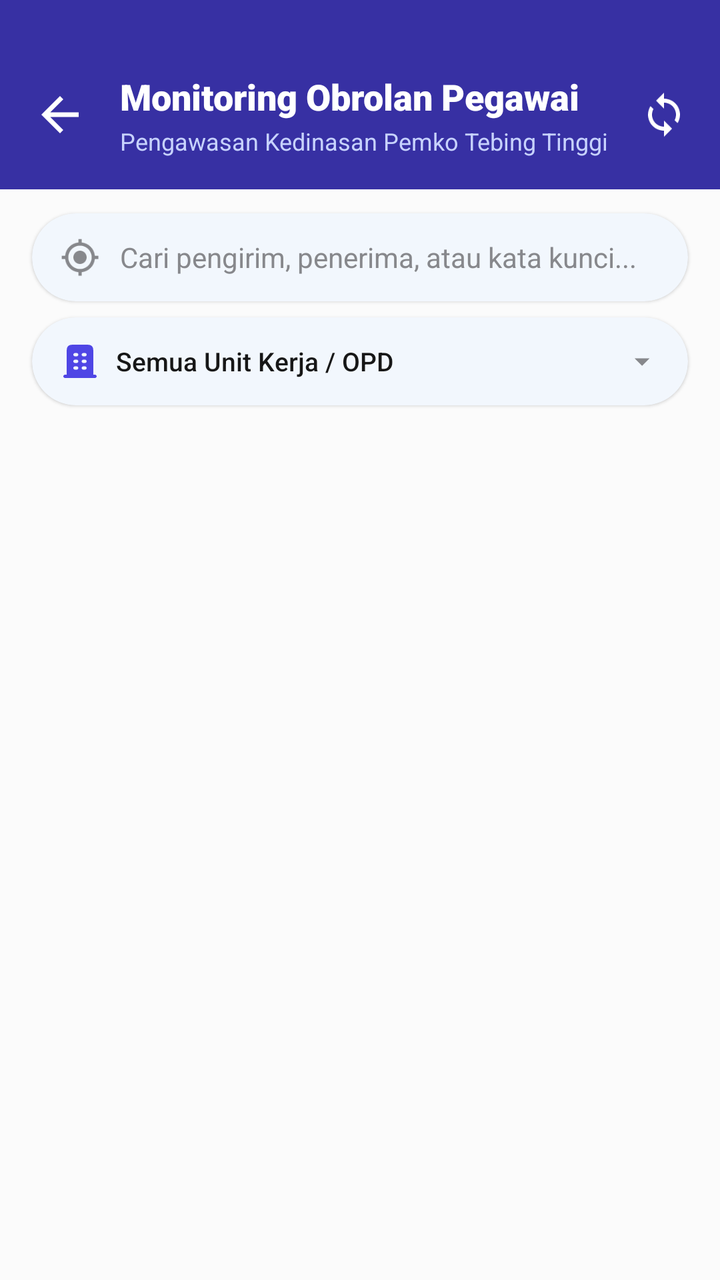
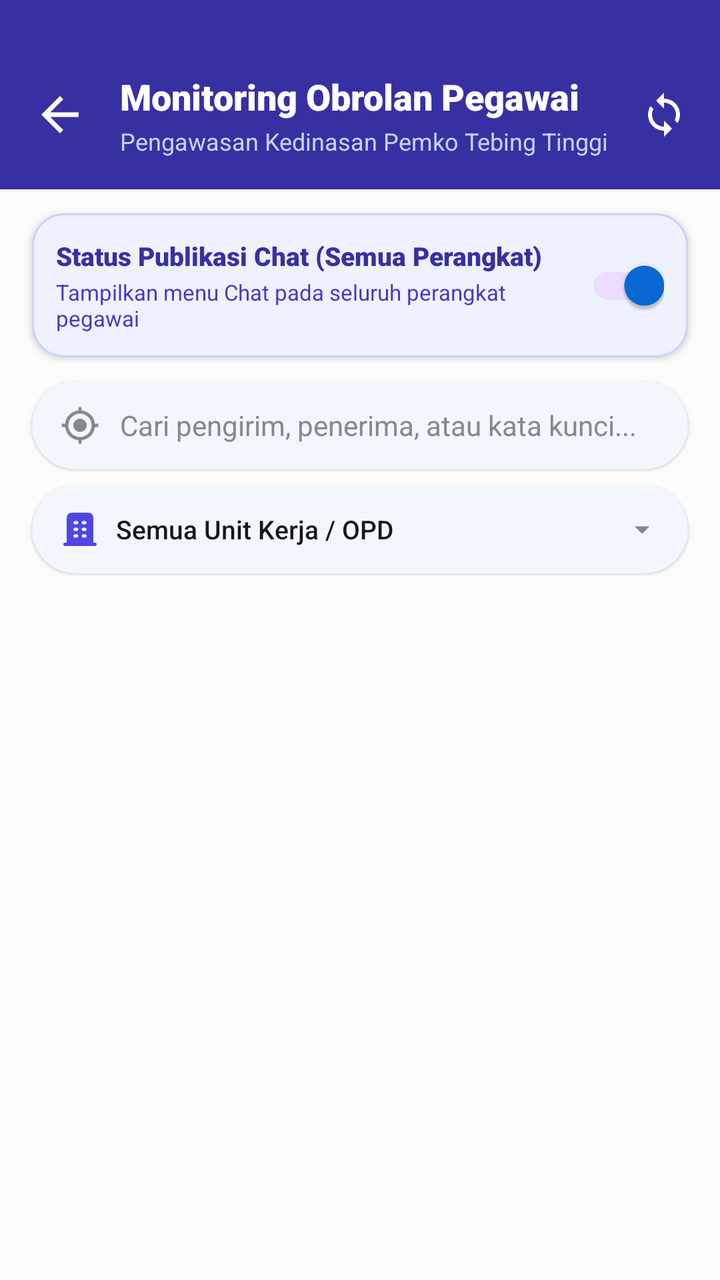

An Android layout rendered at two revisions. The XML below is the earlier revision; the diff shows what the commit changed to produce the second picture.
<!-- AndroidManifest.xml: application theme Theme.AppPemko -->
<!-- res/layout/activity_chat_monitoring.xml -->
<?xml version="1.0" encoding="utf-8"?>
<LinearLayout xmlns:android="http://schemas.android.com/apk/res/android"
    xmlns:app="http://schemas.android.com/apk/res-auto"
    android:layout_width="match_parent"
    android:layout_height="match_parent"
    android:background="@color/background_main"
    android:orientation="vertical">

    
    <LinearLayout
        android:layout_width="match_parent"
        android:layout_height="wrap_content"
        android:background="#3730A3"
        android:orientation="horizontal"
        android:paddingHorizontal="16dp"
        android:paddingTop="36dp"
        android:paddingBottom="16dp"
        android:gravity="center_vertical">

        <ImageView
            android:id="@+id/ivBackMonitoring"
            android:layout_width="28dp"
            android:layout_height="28dp"
            android:src="@drawable/ic_arrow_back"
            app:tint="@color/putih"
            android:background="?attr/selectableItemBackgroundBorderless"
            android:clickable="true"
            android:focusable="true"
            android:contentDescription="Kembali"/>

        <LinearLayout
            android:layout_width="0dp"
            android:layout_height="wrap_content"
            android:layout_weight="1"
            android:layout_marginStart="16dp"
            android:orientation="vertical">

            <TextView
                android:layout_width="wrap_content"
                android:layout_height="wrap_content"
                android:text="Monitoring Obrolan Pegawai"
                android:textColor="@color/putih"
                android:textSize="18sp"
                android:fontFamily="sans-serif-black"/>

            <TextView
                android:layout_width="wrap_content"
                android:layout_height="wrap_content"
                android:layout_marginTop="2dp"
                android:text="Pengawasan Kedinasan Pemko Tebing Tinggi"
                android:textColor="#C7D2FE"
                android:textSize="12sp"
                android:fontFamily="sans-serif"/>
        </LinearLayout>

        <ImageView
            android:id="@+id/ivRefreshMonitoring"
            android:layout_width="24dp"
            android:layout_height="24dp"
            android:src="@drawable/ic_sync2"
            app:tint="@color/putih"
            android:background="?attr/selectableItemBackgroundBorderless"
            android:clickable="true"
            android:focusable="true"
            android:contentDescription="Refresh"/>
    </LinearLayout>

    
    <com.google.android.material.card.MaterialCardView
        android:layout_width="match_parent"
        android:layout_height="44dp"
        android:layout_marginHorizontal="16dp"
        android:layout_marginTop="12dp"
        android:layout_marginBottom="8dp"
        app:cardCornerRadius="22dp"
        app:cardElevation="1dp"
        app:strokeWidth="0dp">

        <LinearLayout
            android:layout_width="match_parent"
            android:layout_height="match_parent"
            android:gravity="center_vertical"
            android:orientation="horizontal"
            android:paddingHorizontal="14dp">

            <ImageView
                android:layout_width="20dp"
                android:layout_height="20dp"
                android:src="@drawable/ic_search_location"
                app:tint="@color/text_hint"
                android:contentDescription="Cari"/>

            <EditText
                android:id="@+id/etSearchMonitoring"
                android:layout_width="match_parent"
                android:layout_height="match_parent"
                android:layout_marginStart="10dp"
                android:background="@null"
                android:hint="Cari pengirim, penerima, atau kata kunci..."
                android:textColor="@color/text_primary"
                android:textColorHint="@color/text_hint"
                android:textSize="14sp"
                android:fontFamily="sans-serif"
                android:inputType="text"/>
        </LinearLayout>
    </com.google.android.material.card.MaterialCardView>

    
    <com.google.android.material.card.MaterialCardView
        android:id="@+id/cvOpdFilterMonitoring"
        android:layout_width="match_parent"
        android:layout_height="44dp"
        android:layout_marginHorizontal="16dp"
        android:layout_marginBottom="8dp"
        app:cardCornerRadius="22dp"
        app:cardElevation="1dp"
        app:strokeWidth="0dp"
        android:clickable="true"
        android:focusable="true">

        <LinearLayout
            android:layout_width="match_parent"
            android:layout_height="match_parent"
            android:gravity="center_vertical"
            android:orientation="horizontal"
            android:paddingHorizontal="14dp">

            <ImageView
                android:layout_width="20dp"
                android:layout_height="20dp"
                android:src="@drawable/ic_locasi_office"
                app:tint="#4F46E5"
                android:contentDescription="Unit Kerja / OPD"/>

            <TextView
                android:id="@+id/tvSelectedOpdMonitoringName"
                android:layout_width="0dp"
                android:layout_height="wrap_content"
                android:layout_weight="1"
                android:layout_marginStart="8dp"
                android:text="Semua Unit Kerja / OPD"
                android:textColor="@color/text_primary"
                android:textSize="13sp"
                android:fontFamily="sans-serif-medium"
                android:maxLines="1"
                android:ellipsize="end"/>

            <ImageView
                android:layout_width="18dp"
                android:layout_height="18dp"
                android:src="@drawable/ic_arrow_down"
                app:tint="@color/text_hint"
                android:contentDescription="Pilih OPD"/>
        </LinearLayout>
    </com.google.android.material.card.MaterialCardView>

    <FrameLayout
        android:layout_width="match_parent"
        android:layout_height="match_parent">

        <androidx.recyclerview.widget.RecyclerView
            android:id="@+id/rvMonitoringList"
            android:layout_width="match_parent"
            android:layout_height="match_parent"
            android:clipToPadding="false"
            android:paddingVertical="8dp"/>

        <ProgressBar
            android:id="@+id/pbMonitoring"
            android:layout_width="wrap_content"
            android:layout_height="wrap_content"
            android:layout_gravity="center"/>

        
        <LinearLayout
            android:id="@+id/llEmptyMonitoring"
            android:layout_width="match_parent"
            android:layout_height="wrap_content"
            android:layout_gravity="center"
            android:gravity="center"
            android:orientation="vertical"
            android:paddingHorizontal="32dp"
            android:visibility="gone">

            <ImageView
                android:layout_width="72dp"
                android:layout_height="72dp"
                android:src="@drawable/ic_mail"
                app:tint="@color/text_hint"
                android:contentDescription="Kosong"/>

            <TextView
                android:layout_width="wrap_content"
                android:layout_height="wrap_content"
                android:layout_marginTop="16dp"
                android:text="Tidak Ada Data Monitoring"
                android:textColor="@color/text_primary"
                android:textSize="16sp"
                android:fontFamily="sans-serif-black"/>

            <TextView
                android:layout_width="wrap_content"
                android:layout_height="wrap_content"
                android:layout_marginTop="6dp"
                android:gravity="center"
                android:text="Belum ada riwayat pesan pegawai yang sesuai dengan kriteria pencarian atau filter yang dipilih."
                android:textColor="@color/text_secondary"
                android:textSize="13sp"
                android:fontFamily="sans-serif"/>
        </LinearLayout>

    </FrameLayout>
</LinearLayout>
<!-- resources referenced by this layout -->
<resources>
  <color name="background_main">#FBFBFB</color>
  <color name="putih">#FFFFFF</color>
  <color name="text_hint">#87888c</color>
  <color name="text_primary">#171717</color>
  <color name="text_secondary">#454545</color>
  <!-- drawable ic_arrow_back (drawable) -->
  <?xml version="1.0" encoding="utf-8"?>
  <vector xmlns:android="http://schemas.android.com/apk/res/android"
      android:width="24dp"
      android:height="24dp"
      android:viewportWidth="24"
      android:viewportHeight="24">
      <path
          android:fillColor="#FFFFFFFF"
          android:pathData="M20,11H7.83l5.59,-5.59L12,4l-8,8 8,8 1.41,-1.41L7.83,13H20v-2z" />
  </vector>
  <!-- drawable ic_arrow_down (drawable) -->
  <vector android:height="24dp" android:tint="@color/biru"
      android:viewportHeight="24" android:viewportWidth="24"
      android:width="24dp" xmlns:android="http://schemas.android.com/apk/res/android">
      <path android:fillColor="@android:color/white" android:pathData="M7,10l5,5 5,-5z"/>
  </vector>
  <!-- drawable ic_search_location (drawable) -->
  <vector android:height="24dp"
      android:viewportHeight="24" android:viewportWidth="24"
      android:width="24dp" xmlns:android="http://schemas.android.com/apk/res/android">
      <path android:fillColor="#F1F1F1" android:pathData="M12,8c-2.21,0 -4,1.79 -4,4s1.79,4 4,4 4,-1.79 4,-4 -1.79,-4 -4,-4zM20.94,11c-0.46,-4.17 -3.77,-7.48 -7.94,-7.94L13,1h-2v2.06C6.83,3.52 3.52,6.83 3.06,11L1,11v2h2.06c0.46,4.17 3.77,7.48 7.94,7.94L11,23h2v-2.06c4.17,-0.46 7.48,-3.77 7.94,-7.94L23,13v-2h-2.06zM12,19c-3.87,0 -7,-3.13 -7,-7s3.13,-7 7,-7 7,3.13 7,7 -3.13,7 -7,7z"/>
  </vector>
  <!-- drawable ic_sync2 (drawable) -->
  <vector android:height="24dp" android:tint="@color/biru"
      android:viewportHeight="24" android:viewportWidth="24"
      android:width="24dp" xmlns:android="http://schemas.android.com/apk/res/android">
      <path android:fillColor="@android:color/white" android:pathData="M12,4L12,1L8,5l4,4L12,6c3.31,0 6,2.69 6,6 0,1.01 -0.25,1.97 -0.7,2.8l1.46,1.46C19.54,15.03 20,13.57 20,12c0,-4.42 -3.58,-8 -8,-8zM12,18c-3.31,0 -6,-2.69 -6,-6 0,-1.01 0.25,-1.97 0.7,-2.8L5.24,7.74C4.46,8.97 4,10.43 4,12c0,4.42 3.58,8 8,8v3l4,-4 -4,-4v3z"/>
  </vector>
  <style name="Theme.AppPemko" parent="Base.Theme.AppPemko">
          <item name="android:textColor">@color/text_primary</item>
      </style>
  <color name="biru">#008DDA</color>
  <style name="Base.Theme.AppPemko" parent="Theme.Material3.DayNight.NoActionBar">
          <item name="colorPrimary">@color/primary_brand</item>
          <item name="colorOnPrimary">@color/on_primary_brand</item>
          <item name="colorSecondary">@color/brand_secondary</item>
          <item name="colorOnSecondary">@color/white</item>
          <item name="colorSurface">@color/surface_main</item>
          <item name="colorOnSurface">@color/text_primary</item>
          <item name="colorSurfaceVariant">@color/surface_variant</item>
          <item name="colorOnSurfaceVariant">@color/text_secondary</item>
          <item name="android:statusBarColor">@color/primary_brand</item>
          <item name="android:windowBackground">@color/background_main</item>
          <item name="android:fontFamily">sans-serif</item>
          <item name="android:windowAnimationStyle">@style/Animation.App.Activity</item>
      </style>
  <color name="primary_brand">#0869D8</color>
  <color name="on_primary_brand">#FFFFFF</color>
  <color name="brand_secondary">#E91E63</color>
  <color name="white">#FFFFFF</color>
  <color name="surface_main">#FFFFFF</color>
  <color name="surface_variant">#F4F4F4</color>
  <style name="Animation.App.Activity" parent="@android:style/Animation.Activity">
          <item name="android:activityOpenEnterAnimation">@anim/slide_in_right</item>
          <item name="android:activityOpenExitAnimation">@anim/slide_out_left</item>
          <item name="android:activityCloseEnterAnimation">@anim/slide_in_left</item>
          <item name="android:activityCloseExitAnimation">@anim/slide_out_right</item>
      </style>
  <!-- unchanged entries left out for length: 2 -->
</resources>

<!-- the commit's change to res/layout/activity_chat_monitoring.xml (unified diff, before → after) -->
@@ -64,6 +64,61 @@
             android:focusable="true"
             android:contentDescription="Refresh"/>
     </LinearLayout>
+
+    
+    <com.google.android.material.card.MaterialCardView
+        android:id="@+id/cvMasterToggleContainer"
+        android:layout_width="match_parent"
+        android:layout_height="wrap_content"
+        android:layout_marginHorizontal="16dp"
+        android:layout_marginTop="12dp"
+        app:cardCornerRadius="16dp"
+        app:cardElevation="2dp"
+        app:strokeWidth="1dp"
+        app:strokeColor="#C7D2FE"
+        app:cardBackgroundColor="#EEF2FF">
+
+        <LinearLayout
+            android:layout_width="match_parent"
+            android:layout_height="wrap_content"
+            android:gravity="center_vertical"
+            android:orientation="horizontal"
+            android:padding="12dp">
+
+            <LinearLayout
+                android:layout_width="0dp"
+                android:layout_height="wrap_content"
+                android:layout_weight="1"
+                android:orientation="vertical">
+
+                <TextView
+                    android:id="@+id/tvMasterToggleTitle"
+                    android:layout_width="wrap_content"
+                    android:layout_height="wrap_content"
+                    android:text="Status Publikasi Chat (Semua Perangkat)"
+                    android:textColor="#3730A3"
+                    android:textSize="13sp"
+                    android:fontFamily="sans-serif-black"/>
+
+                <TextView
+                    android:id="@+id/tvMasterToggleDesc"
+                    android:layout_width="wrap_content"
+                    android:layout_height="wrap_content"
+                    android:layout_marginTop="2dp"
+                    android:text="Tampilkan menu Chat pada seluruh perangkat pegawai"
+                    android:textColor="#4338CA"
+                    android:textSize="11sp"
+                    android:fontFamily="sans-serif"/>
+            </LinearLayout>
+
+            <com.google.android.material.switchmaterial.SwitchMaterial
+                android:id="@+id/switchGlobalChatMaster"
+                android:layout_width="wrap_content"
+                android:layout_height="wrap_content"
+                android:checked="true"
+                app:useMaterialThemeColors="true"/>
+        </LinearLayout>
+    </com.google.android.material.card.MaterialCardView>
 
     
     <com.google.android.material.card.MaterialCardView
